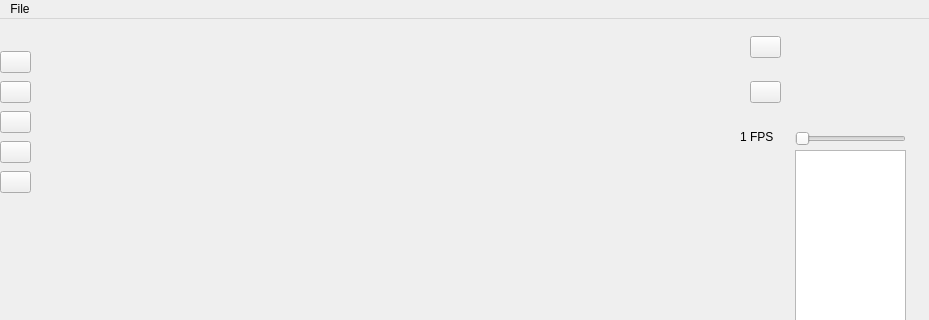
The window that viewer.ui (C2-YK/a8-sprite-editor-f21-FredZ-U) describes before a commit, drawn with Qt 5; both pictures show x 0 to 929 and y 0 to 320 of the 929 by 589 pixel window.
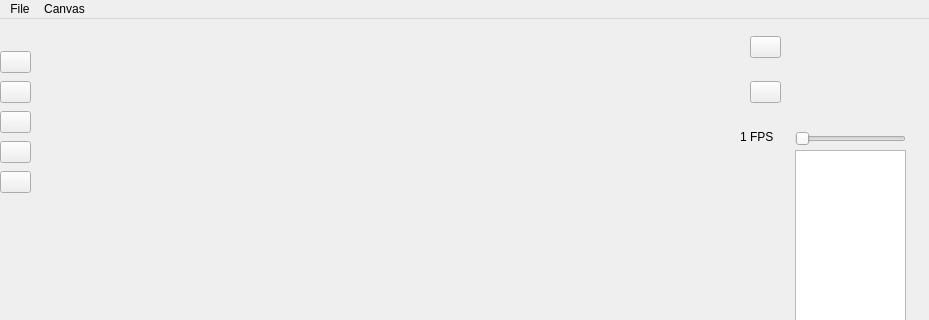
The same window after the commit. Icons and pictures are not drawn.

Commit message: Create resize toolbar and connect resize function, but bug exist

What changed in the file:
```diff
--- a/viewer.ui
+++ b/viewer.ui
@@ -257,7 +257,14 @@
     <addaction name="actionSave"/>
     <addaction name="actionOpen"/>
    </widget>
+   <widget class="QMenu" name="menuCanvas">
+    <property name="title">
+     <string>Canvas</string>
+    </property>
+    <addaction name="actionResize"/>
+   </widget>
    <addaction name="menuFile"/>
+   <addaction name="menuCanvas"/>
   </widget>
   <widget class="QStatusBar" name="statusbar"/>
   <action name="actionSave">
```
Left out of the diff: 5 changed lines with no effect on the pictures. The commit also changes 6 other files.
